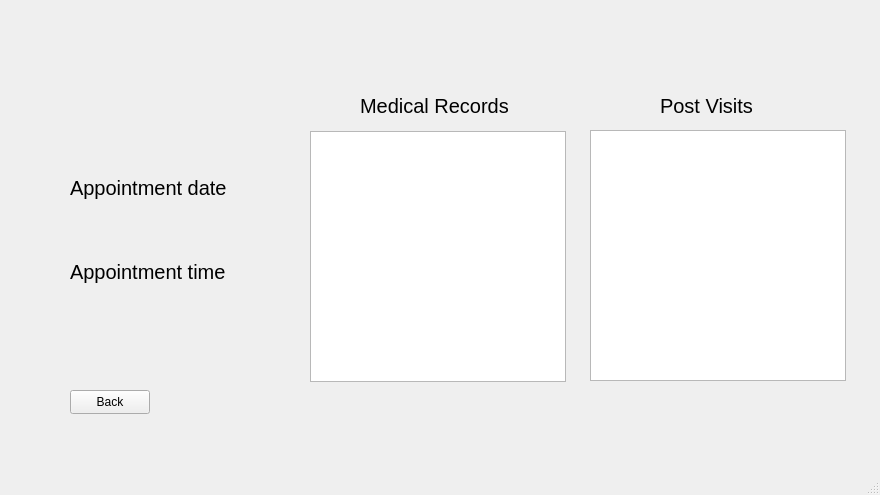
Qt form active_appointment.ui (pratham-0204/VedSync) before a commit.
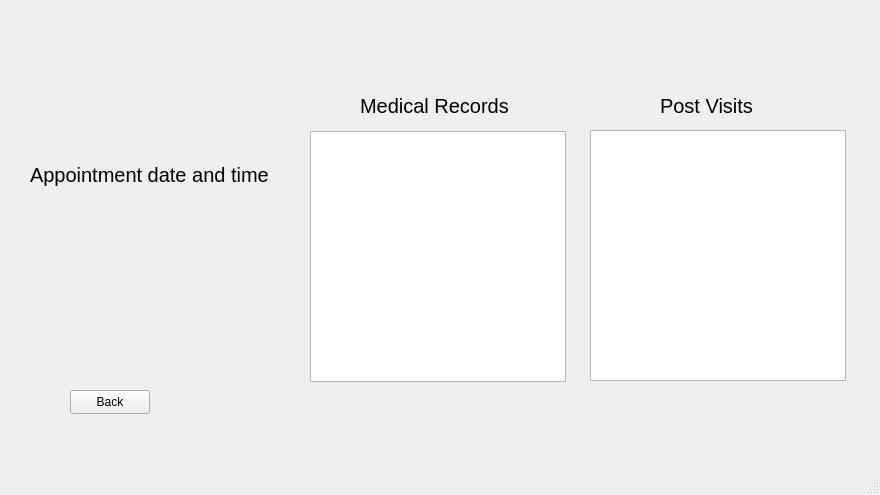
The same form after that commit.

```diff
--- a/active_appointment.ui
+++ b/active_appointment.ui
@@ -105,9 +105,9 @@
    <widget class="QWidget" name="layoutWidget">
     <property name="geometry">
      <rect>
-      <x>70</x>
-      <y>170</y>
-      <width>164</width>
+      <x>30</x>
+      <y>150</y>
+      <width>247</width>
       <height>161</height>
      </rect>
     </property>
@@ -120,7 +120,7 @@
         </font>
        </property>
        <property name="text">
-        <string>Appointment date</string>
+        <string>Appointment date and time</string>
        </property>
       </widget>
      </item>
@@ -142,17 +142,7 @@
         </font>
        </property>
        <property name="text">
-        <string>Appointment time</string>
-       </property>
-      </widget>
-     </item>
-     <item>
-      <widget class="QLabel" name="label_7">
-       <property name="text">
-        <string>&lt;appointment time&gt;</string>
-       </property>
-       <property name="alignment">
-        <set>Qt::AlignCenter</set>
+        <string/>
        </property>
       </widget>
      </item>
```
